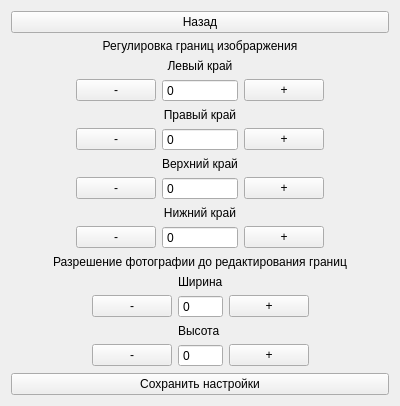
Before: the Qt Designer form resources/ui/SettingsForm.ui in StellarCampfire/GeoPhoto, drawn with Qt 5.
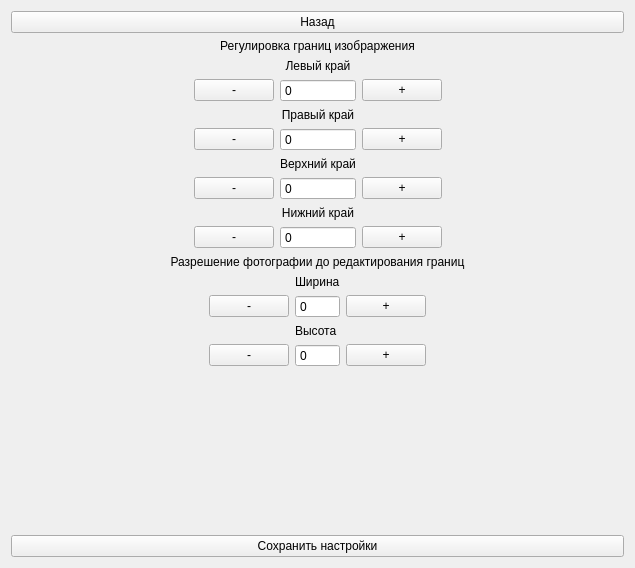
After: the same form once the commit is applied.

Patch:
```diff
--- a/resources/ui/SettingsForm.ui
+++ b/resources/ui/SettingsForm.ui
@@ -6,8 +6,8 @@
    <rect>
     <x>0</x>
     <y>0</y>
-    <width>400</width>
-    <height>310</height>
+    <width>635</width>
+    <height>568</height>
    </rect>
   </property>
   <property name="windowTitle">
@@ -297,7 +297,9 @@
        </property>
       </widget>
      </item>
-     <item row="4" column="2">
+    </layout>
+   </item>
+   <item>
       <spacer name="verticalSpacer">
        <property name="orientation">
         <enum>Qt::Vertical</enum>
@@ -309,8 +311,6 @@
         </size>
        </property>
       </spacer>
-     </item>
-    </layout>
    </item>
    <item>
     <widget class="QPushButton" name="save_settings_pushButton">
```
Lines whose indentation alone changed are shown as unchanged.
